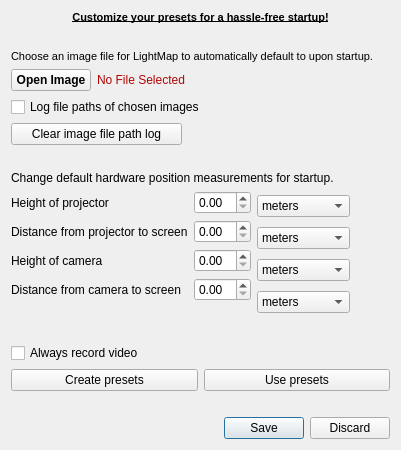
Before: the Qt Designer form LightMap/preferences.ui in imlasky/LightMap, drawn with Qt 5.
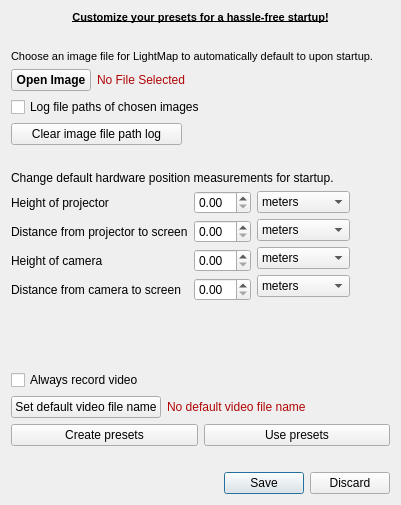
After: the same form once the commit is applied.

Commit message: Added user interfaces.

The edit to the form file:
```diff
--- a/LightMap/preferences.ui
+++ b/LightMap/preferences.ui
@@ -7,7 +7,7 @@
     <x>0</x>
     <y>0</y>
     <width>384</width>
-    <height>450</height>
+    <height>505</height>
    </rect>
   </property>
   <property name="windowTitle">
@@ -414,6 +414,19 @@
          </item>
         </widget>
        </item>
+       <item>
+        <spacer name="vertical_spacer_units">
+         <property name="orientation">
+          <enum>Qt::Vertical</enum>
+         </property>
+         <property name="sizeHint" stdset="0">
+          <size>
+           <width>20</width>
+           <height>40</height>
+          </size>
+         </property>
+        </spacer>
+       </item>
       </layout>
      </item>
      <item>
@@ -464,6 +477,67 @@
      </property>
     </widget>
    </item>
+   <item>
+    <layout class="QHBoxLayout" name="horizontal_layout_default_video">
+     <item>
+      <widget class="QPushButton" name="pushButton">
+       <property name="sizePolicy">
+        <sizepolicy hsizetype="Fixed" vsizetype="Fixed">
+         <horstretch>0</horstretch>
+         <verstretch>0</verstretch>
+        </sizepolicy>
+       </property>
+       <property name="text">
+        <string>Set default video file name</string>
+       </property>
+      </widget>
+     </item>
+     <item>
+      <widget class="QLabel" name="label">
+       <property name="palette">
+        <palette>
+         <active>
+          <colorrole role="WindowText">
+           <brush brushstyle="SolidPattern">
+            <color alpha="255">
+             <red>177</red>
+             <green>5</green>
+             <blue>5</blue>
+            </color>
+           </brush>
+          </colorrole>
+         </active>
+         <inactive>
+          <colorrole role="WindowText">
+           <brush brushstyle="SolidPattern">
+            <color alpha="255">
+             <red>177</red>
+             <green>5</green>
+             <blue>5</blue>
+            </color>
+           </brush>
+          </colorrole>
+         </inactive>
+         <disabled>
+          <colorrole role="WindowText">
+           <brush brushstyle="SolidPattern">
+            <color alpha="255">
+             <red>120</red>
+             <green>120</green>
+             <blue>120</blue>
+            </color>
+           </brush>
+          </colorrole>
+         </disabled>
+        </palette>
+       </property>
+       <property name="text">
+        <string>No default video file name</string>
+       </property>
+      </widget>
+     </item>
+    </layout>
+   </item>
    <item>
     <layout class="QHBoxLayout" name="horizontal_layout_presets">
      <item>
```
Left out of the diff: 2 changed lines with no effect on the pictures. The commit also changes 1 other file.
